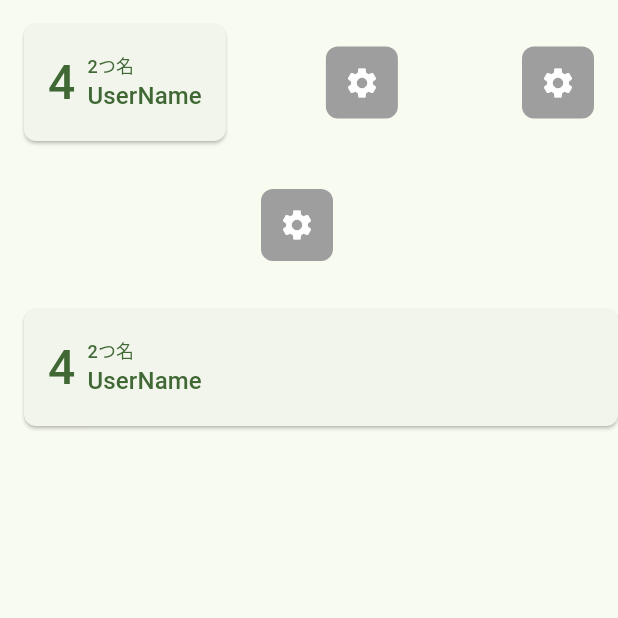
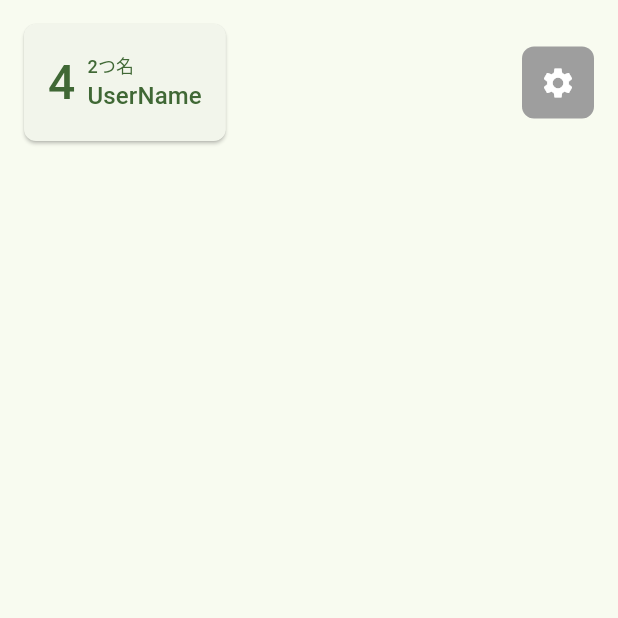
Before and after one commit to kip-i/grofessor, a Flutter app: the screen it shows after launch, on a phone screen of 412 x 824 dp, the top half of it. Run offline on Flutter 3.47's test engine with Material 2 defaults, Android fonts, the phone set to English and light mode, and no system bars.

Commit message:
feat: いらないwidgetの削除

```diff
--- a/lib/main.dart
+++ b/lib/main.dart
@@ -87,12 +87,8 @@
             children: [
               _buildNameButton(),
               _buildSettingButton(),
-              _buildSettingButton()
             ],
           ),
-          _buildSettingButton(),
-          _buildNameButton(),
-
         ],
       )
     );
```
